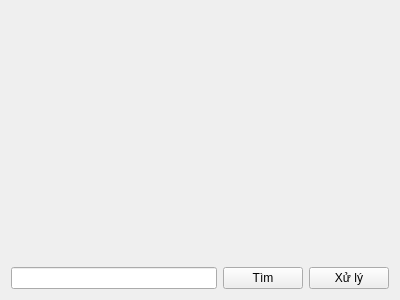
The window that UIFastScoring/processwidget.ui (kidstuff/FastScoring) describes before a commit, drawn with Qt 5.
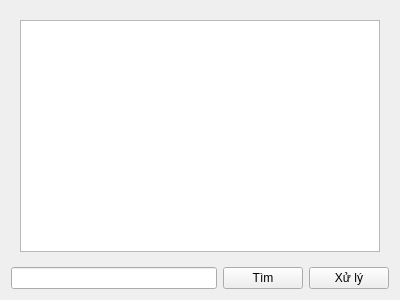
The same window after the commit.

Patch:
```diff
--- a/UIFastScoring/processwidget.ui
+++ b/UIFastScoring/processwidget.ui
@@ -22,7 +22,11 @@
        <height>16777215</height>
       </size>
      </property>
-     <layout class="QVBoxLayout" name="verticalLayout"/>
+     <layout class="QVBoxLayout" name="verticalLayout">
+      <item>
+       <widget class="QTableView" name="tableView"/>
+      </item>
+     </layout>
     </widget>
    </item>
    <item row="1" column="0">
```
